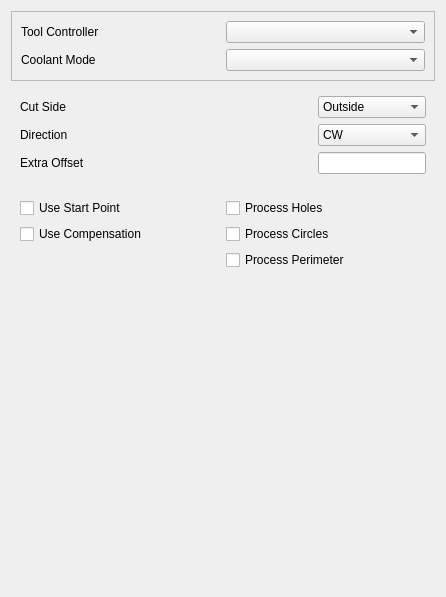
Qt form src/Mod/Path/Gui/Resources/panels/PageOpProfileFullEdit.ui (berndhahnebach/All_FreeCAD) before a commit.
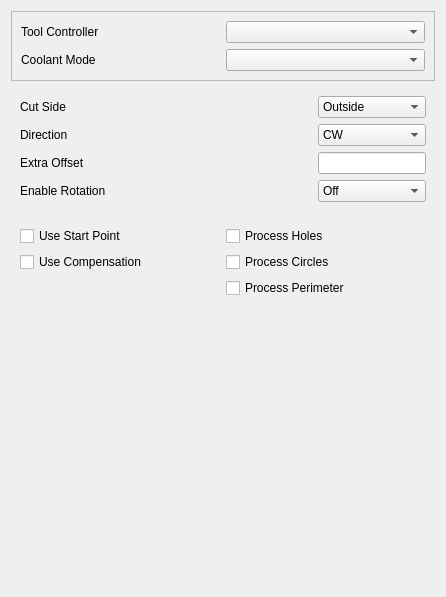
The same form after that commit. Custom widgets are drawn as their Qt base class.

Commit message: Fixed broken final depth calculation for rotational axis in pocket, profile and drill; Added EnableRotation to GUI; Fix some weird gcode generation

```diff
--- a/src/Mod/Path/Gui/Resources/panels/PageOpProfileFullEdit.ui
+++ b/src/Mod/Path/Gui/Resources/panels/PageOpProfileFullEdit.ui
@@ -125,6 +125,37 @@
         </property>
        </widget>
       </item>
+      <item row="3" column="0">
+       <widget class="QLabel" name="label_3">
+        <property name="text">
+         <string>Enable Rotation</string>
+        </property>
+       </widget>
+      </item>
+      <item row="3" column="1">
+       <widget class="QComboBox" name="enableRotation">
+        <item>
+         <property name="text">
+          <string>Off</string>
+         </property>
+        </item>
+        <item>
+         <property name="text">
+          <string>A(x)</string>
+         </property>
+        </item>
+        <item>
+         <property name="text">
+          <string>B(y)</string>
+         </property>
+        </item>
+        <item>
+         <property name="text">
+          <string>A &amp; B</string>
+         </property>
+        </item>
+       </widget>
+      </item>
      </layout>
     </widget>
    </item>
```
Left out of the diff: 3 changed lines with no effect on the pictures. The commit also changes 9 other files.
